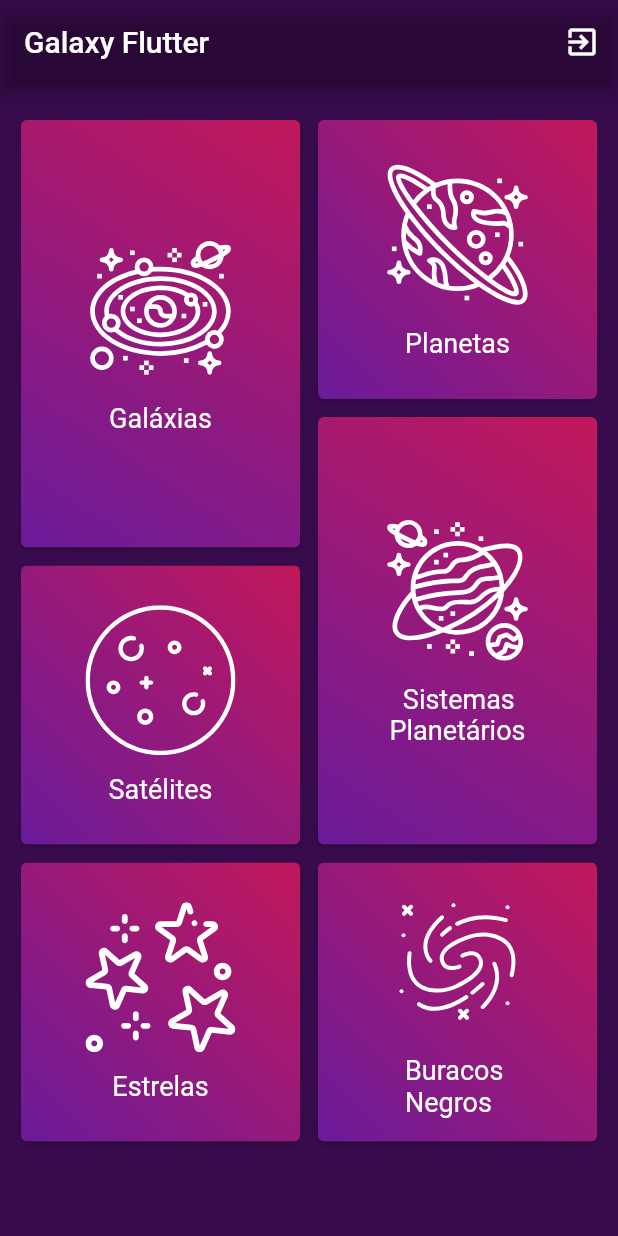
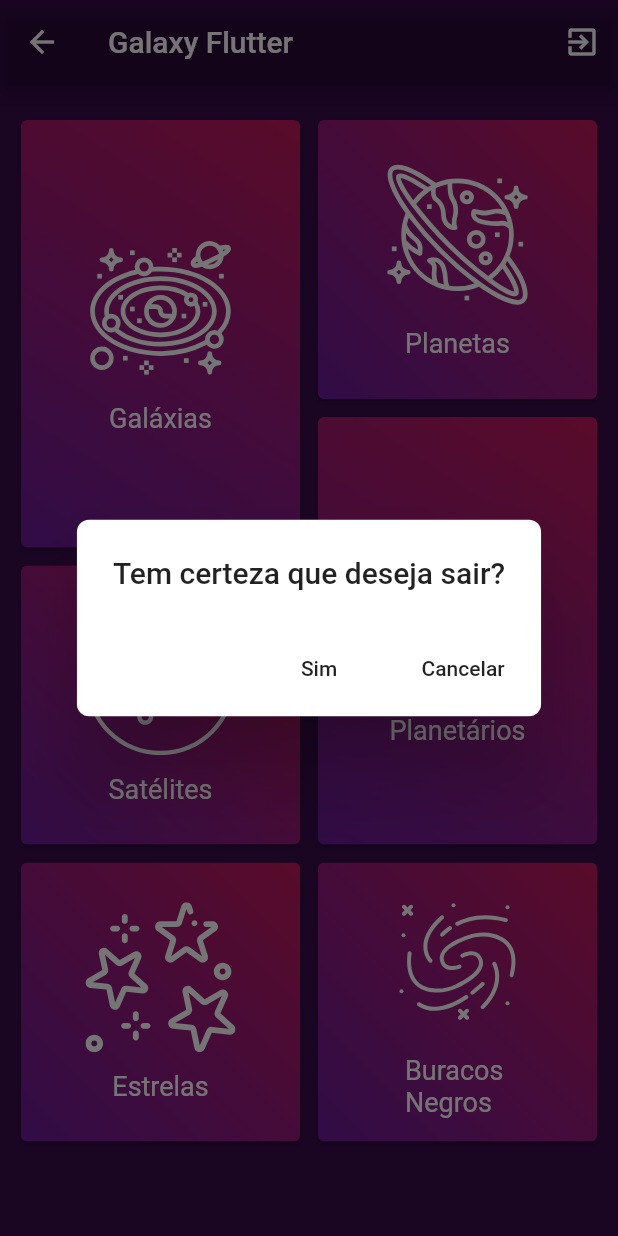
Before and after one commit to maya-sb/galaxy-flutter, a Flutter app: the Home screen opened by its route, after a tap on the "exit to app" icon, on a phone screen of 412 x 824 dp. Run offline on Flutter 3.47's test engine with Material 2 defaults, Android fonts, the phone set to English and light mode, and no system bars; our stand-ins replace firebase_auth, flare_flutter, flutter_custom_clippers, flutter_masked_text, flutter_svg; missing offline and left inert: dart:ffi; accounts and stored records are empty.

Commit message:
create dialog exit

```diff
--- a/lib/screens/Home.dart
+++ b/lib/screens/Home.dart
@@ -3,13 +3,12 @@ import 'package:flutter_staggered_grid_view/flutter_staggered_grid_view.dart';
 import 'package:flutter_svg/flutter_svg.dart';
 import 'package:galaxy_flutter/RouteGenerator.dart';
 import 'package:firebase_auth/firebase_auth.dart';
+import 'package:galaxy_flutter/widgets/Dialogs.dart';
 
 Decoration box = BoxDecoration(
   gradient: LinearGradient(
   begin: Alignment.topRight,
   end: Alignment.bottomLeft,
-  //stops:[0,0.8],
-  //colors: [Colors.purple[400], Colors.purple[800]],
   colors: [Colors.pink[700], Colors.purple[800]],
 )
 );
@@ -46,6 +45,12 @@ class _HomeState extends State<Home> {
     await _firebaseAuth.signOut();
    }
 
+   exitApp() {
+    _signOut();
+    Navigator.pop(context);
+    Navigator.pushNamedAndRemoveUntil(context, RouteGenerator.ROUTE_LOGIN, (_) => false);
+   }
+
   @override
   Widget build(BuildContext context) {
     return Scaffold(
@@ -56,17 +61,14 @@ class _HomeState extends State<Home> {
           IconButton(
             icon: Icon(Icons.exit_to_app) ,
             onPressed: (){
-              _signOut();
-              Navigator.pushNamedAndRemoveUntil(context, RouteGenerator.ROUTE_LOGIN, (_) => false);
+              showDialog(context: context, builder: (context) {
+              return confirmExit(title: "Tem certeza que deseja sair?", action: exitApp);
+             });
             },),
         ],
-
         backgroundColor: Colors.transparent
-        //backgroundColor: Colors.purple[900],
        ),
-        //backgroundColor: Colors.white,
         body: Container(
-            //decoration: box,
             padding: const EdgeInsets.fromLTRB(10.0, 20.0, 10.0, 10.0),
             child: StaggeredGridView.count(
                 crossAxisCount: 4,
@@ -74,7 +76,6 @@ class _HomeState extends State<Home> {
                 children: _tiles,
                 mainAxisSpacing: 4.0,
                 crossAxisSpacing: 4.0,
-                //padding: const EdgeInsets.all(4.0),
               ),
             ));
   }
@@ -89,7 +90,6 @@ class _Card extends StatelessWidget {
   @override
   Widget build(BuildContext context) {
     return Card(
-        //color:Color(0xff730b38),
         color:Color(0xff380b4c) ,
         clipBehavior: Clip.antiAlias,
           child: Container(
--- a/lib/screens/Login.dart
+++ b/lib/screens/Login.dart
@@ -1,5 +1,4 @@
 import 'package:flutter/material.dart';
-import 'package:galaxy_flutter/components/Decorations.dart';
 import 'package:flare_flutter/flare_actor.dart';
 import 'package:flutter_custom_clippers/flutter_custom_clippers.dart';
 import 'package:galaxy_flutter/RouteGenerator.dart';
--- a/lib/widgets/Dialogs.dart
+++ b/lib/widgets/Dialogs.dart
@@ -1,4 +1,26 @@
 import 'package:flutter/material.dart';
+
+class confirmExit extends StatelessWidget {
+  const confirmExit({this.title, this.action});
+
+  final title;
+  final action;
+
+  @override
+  Widget build(BuildContext context) {
+    return AlertDialog(
+    shape: RoundedRectangleBorder(
+    borderRadius: BorderRadius.all(Radius.circular(8.0))),
+    title: Text("Tem certeza que deseja sair?"),
+    actions: <Widget>[
+      FlatButton(child: Text("Sim"),onPressed: action
+      ,),
+      FlatButton(child: Text("Cancelar"),onPressed: (){
+          Navigator.pop(context);
+      },)
+    ],);
+  }
+}
 
 /*
 Widget _Options() => PopupMenuButton<int>(
```
Also changed, not shown: lib/components/Decorations.dart (deleted, +0 -62 lines).
